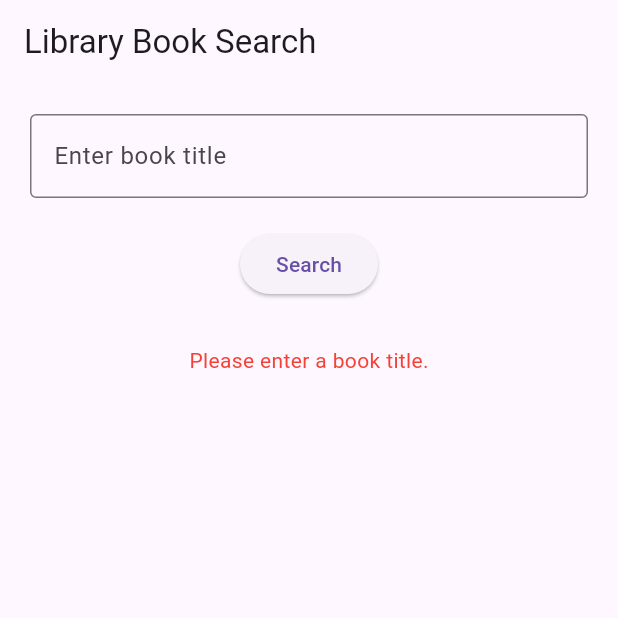
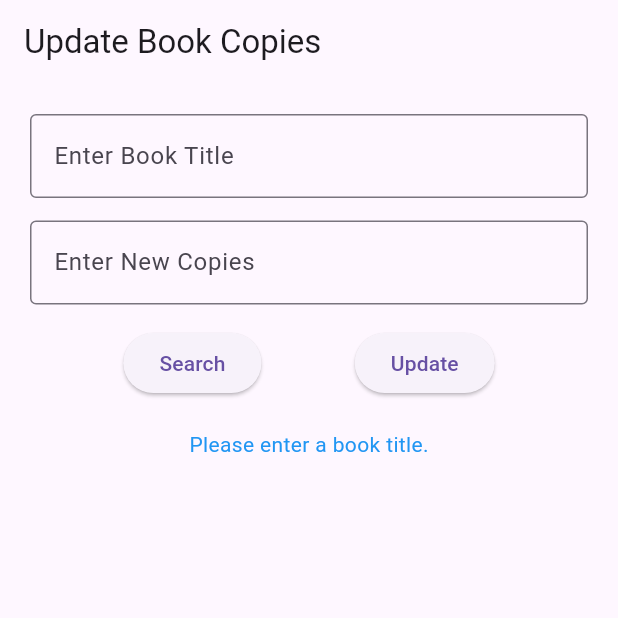
Before and after one commit to SteveTM-git/book_search_update_app, a Flutter app: the screen it shows after launch, after a tap on "Search", on a phone screen of 412 x 824 dp, the top half of it. Run offline on Flutter 3.47's test engine with Material 3 defaults, Android fonts, the phone set to English and light mode, and no system bars; our stand-ins replace cloud_firestore, firebase_core; accounts and stored records are empty.

Commit message:
Added update book copies functionality

```diff
--- a/lib/main.dart
+++ b/lib/main.dart
@@ -38,12 +38,15 @@ class BookSearchScreen extends StatefulWidget {
 }
 
 class _BookSearchScreenState extends State<BookSearchScreen> {
-  final TextEditingController _controller = TextEditingController();
+  final TextEditingController _titleController = TextEditingController();
+  final TextEditingController _copiesController = TextEditingController();
+
   Map<String, dynamic>? _book;
+  String _docId = ""; // to store document ID for updating
   String _message = "";
 
   Future<void> _searchBook() async {
-  final title = _controller.text.trim();
+    final title = _titleController.text.trim();
 
     if (title.isEmpty) {
       setState(() => _message = "Please enter a book title.");
@@ -51,53 +54,92 @@ class _BookSearchScreenState extends State<BookSearchScreen> {
     }
 
     try {
-    print("Searching for title: '$title'");
-
       final snapshot = await FirebaseFirestore.instance
-        .collection('Books') // ✅ correct collection name
+          .collection('Books')
           .where('title', isEqualTo: title)
           .get();
 
-    print("Documents found: ${snapshot.docs.length}");
-
       if (snapshot.docs.isNotEmpty) {
+        final doc = snapshot.docs.first;
         setState(() {
-        _book = snapshot.docs.first.data();
+          _book = doc.data();
+          _docId = doc.id;
+          _copiesController.text = _book!['copies'].toString();
           _message = "";
         });
       } else {
         setState(() {
           _book = null;
-        _message = "No book found with title '$title'.";
+          _message = "No book found with this title.";
         });
       }
     } catch (e) {
-    setState(() {
-      _message = "Error: $e";
-      _book = null;
-    });
+      setState(() => _message = "Error: $e");
     }
   }
 
+  Future<void> _updateCopies() async {
+    if (_docId.isEmpty) return;
+
+    final newCopies = int.tryParse(_copiesController.text.trim());
+    if (newCopies == null) {
+      setState(() => _message = "Enter a valid number.");
+      return;
+    }
+
+    try {
+      await FirebaseFirestore.instance
+          .collection('Books')
+          .doc(_docId)
+          .update({'copies': newCopies});
+
+      // update displayed info
+      setState(() {
+        _book!['copies'] = newCopies;
+        _message = "✅ Copies Updated Successfully!";
+      });
+    } catch (e) {
+      setState(() => _message = "Error updating copies: $e");
+    }
+  }
 
   @override
   Widget build(BuildContext context) {
     return Scaffold(
-      appBar: AppBar(title: const Text("Library Book Search")),
+      appBar: AppBar(title: const Text("Update Book Copies")),
       body: Padding(
-        padding: const EdgeInsets.all(20.0),
+        padding: const EdgeInsets.all(20),
         child: Column(
           children: [
             TextField(
-              controller: _controller,
-              decoration: const InputDecoration(
-                labelText: "Enter book title",
+              controller: _titleController,
+              decoration: InputDecoration(
+                labelText: "Enter Book Title",
                 border: OutlineInputBorder(),
               ),
             ),
+            const SizedBox(height: 15),
+
+            TextField(
+              controller: _copiesController,
+              keyboardType: TextInputType.number,
+              decoration: InputDecoration(
+                labelText: "Enter New Copies",
+                border: OutlineInputBorder(),
+              ),
+            ),
+            const SizedBox(height: 15),
+
+            Row(
+              mainAxisAlignment: MainAxisAlignment.spaceEvenly,
+              children: [
+                ElevatedButton(onPressed: _searchBook, child: const Text("Search")),
+                ElevatedButton(onPressed: _updateCopies, child: const Text("Update")),
+              ],
+            ),
+
             const SizedBox(height: 20),
-            ElevatedButton(onPressed: _searchBook, child: const Text("Search")),
-            const SizedBox(height: 30),
+
             if (_book != null)
               Column(
                 crossAxisAlignment: CrossAxisAlignment.start,
@@ -105,15 +147,11 @@ class _BookSearchScreenState extends State<BookSearchScreen> {
                   Text("Title: ${_book!['title']}"),
                   Text("Author: ${_book!['author']}"),
                   Text("Copies Available: ${_book!['copies']}"),
-                  if (_book!['copies'] == 0)
-                    const Text(
-                      "Not Available – All Copies Issued",
-                      style: TextStyle(color: Colors.red),
+                ],
               ),
-                ],
-              )
-            else if (_message.isNotEmpty)
-              Text(_message, style: const TextStyle(color: Colors.red)),
+
+            if (_message.isNotEmpty)
+              Text(_message, style: const TextStyle(color: Colors.blue)),
           ],
         ),
       ),
```
Also changed, not shown: 2 other files. Lines whose indentation alone changed are shown as unchanged.
